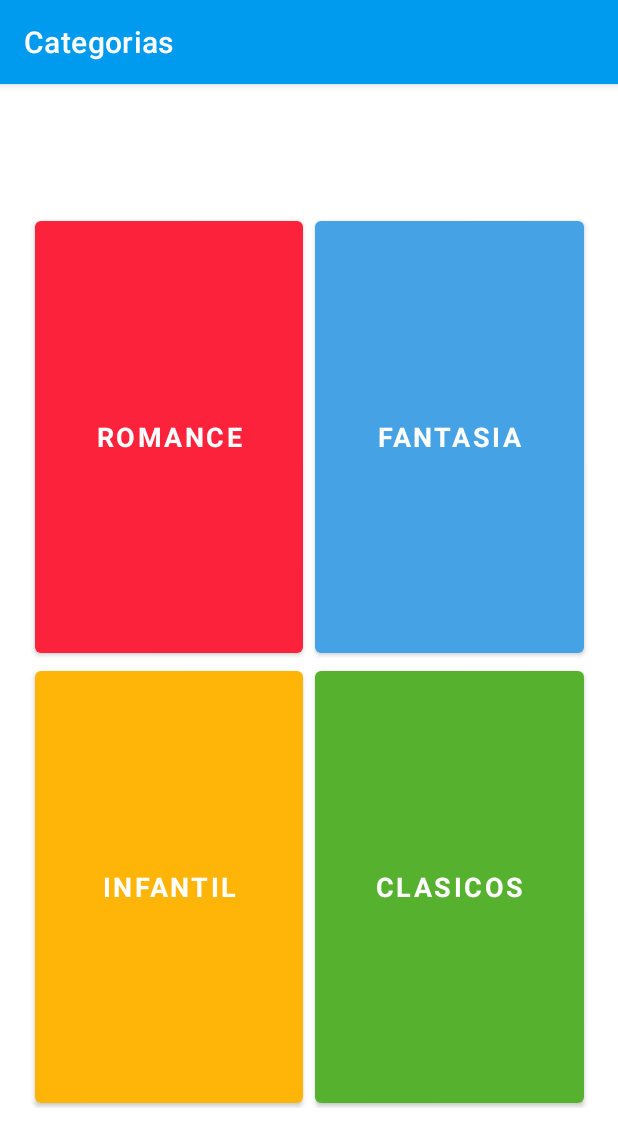
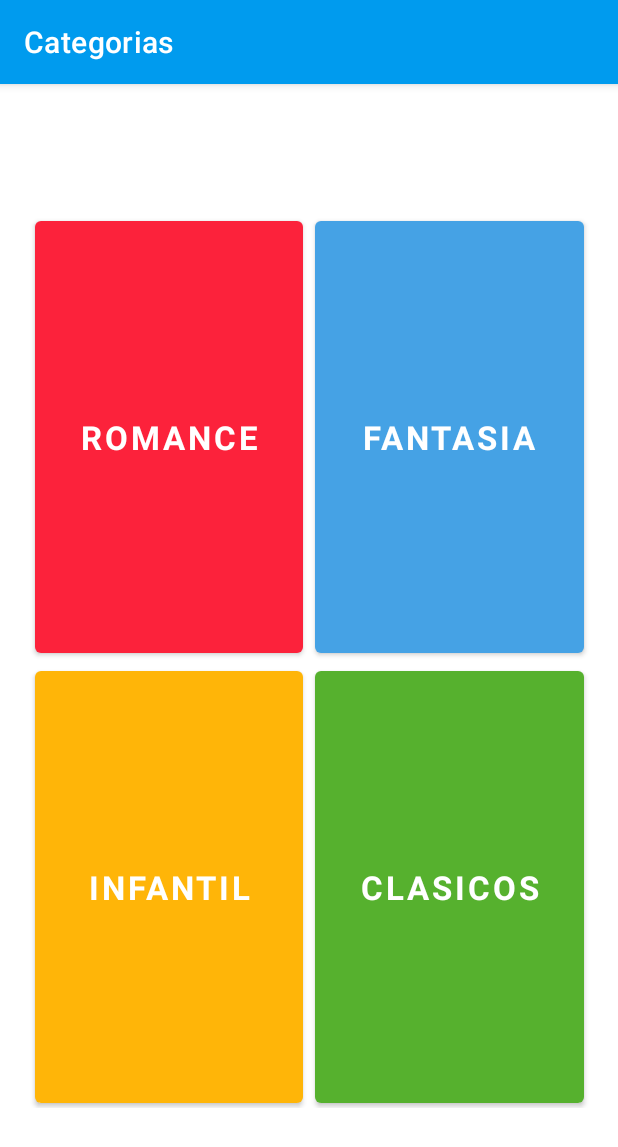
Before and after one commit to vicemora/PST_TA5_G3, an Android app: the Categorias screen opened directly, with no data from a screen before it, on a phone screen of 412 x 824 dp. Shown: the top 1147 px of the screen. Run offline under Robolectric (Android 15) with nearby library versions, the phone set to English and light mode, and no system bars; Roboto replaces fonts that are not available here.

Commit message:
regsiter final

```diff
--- a/app/src/main/res/layout/activity_categorias.xml
+++ b/app/src/main/res/layout/activity_categorias.xml
@@ -27,7 +27,7 @@
                 android:layout_weight="1"
                 android:onClick="btnCategoria1"
                 android:text="Romance"
-                android:textSize="18sp"
+                android:textSize="22sp"
                 android:fontFamily="@font/advent_pro_medium"
                 android:textStyle="bold"
                 app:backgroundTint="#FC223B" />
@@ -41,7 +41,7 @@
                 android:layout_weight="1"
                 android:onClick="btnCategoria4"
                 android:text="Fantasia"
-                android:textSize="18sp"
+                android:textSize="22sp"
                 android:fontFamily="@font/advent_pro_medium"
                 android:textStyle="bold"
                 app:backgroundTint="#45A2E5" />
@@ -60,7 +60,7 @@
                 android:layout_weight="1"
                 android:onClick="btnCategoria2"
                 android:text="Infantil"
-                android:textSize="18sp"
+                android:textSize="22sp"
                 android:fontFamily="@font/advent_pro_medium"
                 android:textStyle="bold"
                 app:backgroundTint="#FFB508" />
@@ -74,7 +74,7 @@
                 android:layout_weight="1"
                 android:onClick="btnCategoria3"
                 android:text="Clasicos"
-                android:textSize="18sp"
+                android:textSize="22sp"
                 android:fontFamily="@font/advent_pro_medium"
                 android:textStyle="bold"
                 app:backgroundTint="#56B12E" />
```
Also changed, not shown: app/src/main/java/com/example/amst3/RegisterActivity.java (+16 -5 lines).
